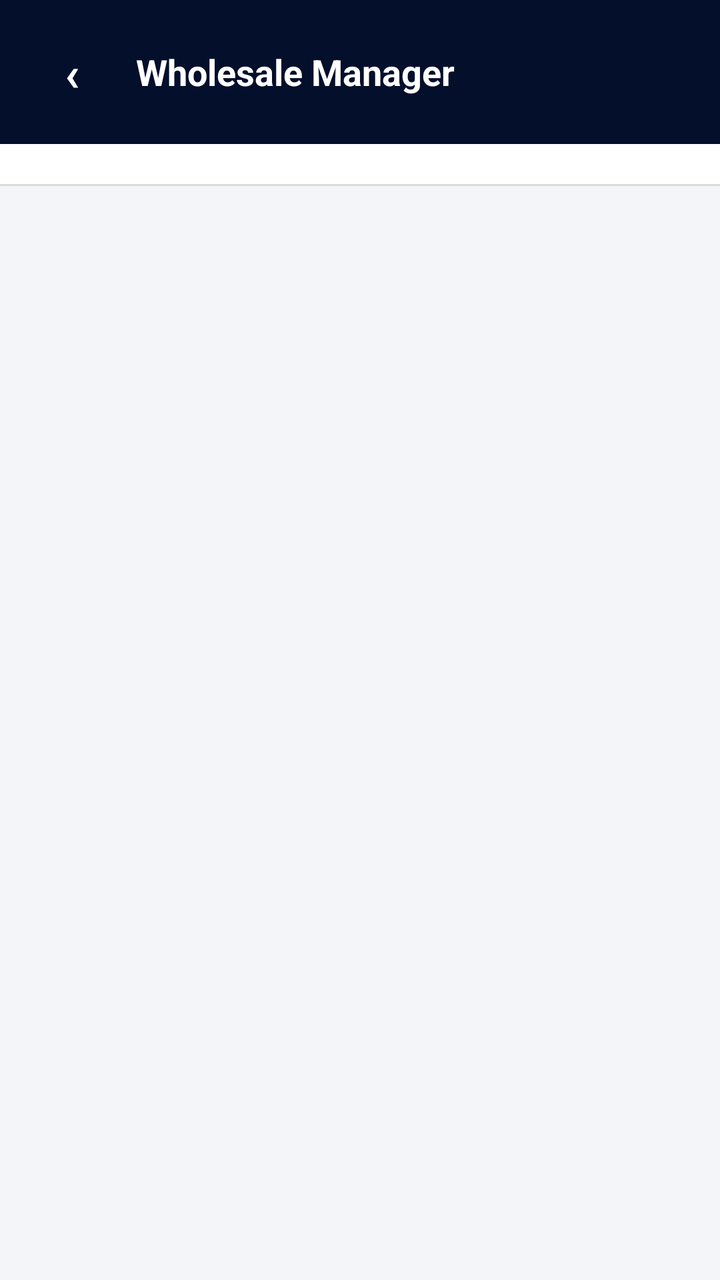
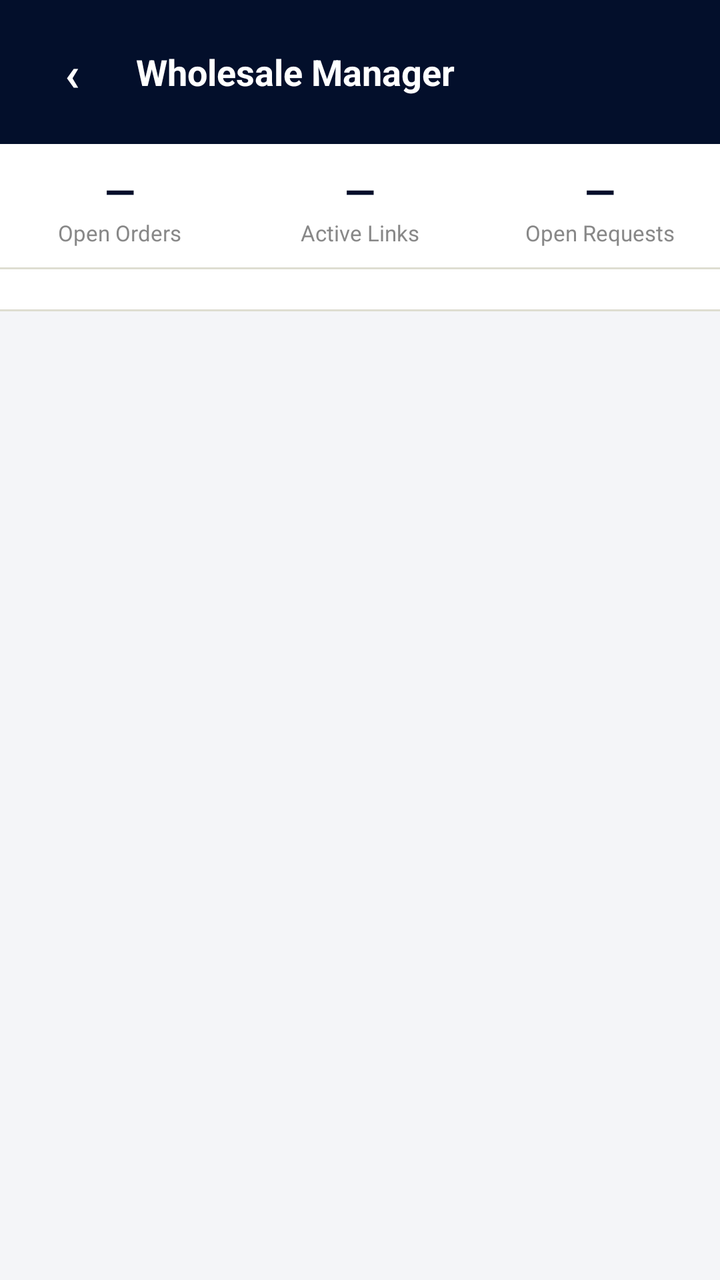

The first picture is an Android layout as it rendered before a commit; the second is the same layout after the commit. The layout source and the unified diff follow.
<!-- AndroidManifest.xml: activity theme Theme.LiquorBeeWholesale -->
<!-- res/layout/activity_wholesale_manager.xml -->
<?xml version="1.0" encoding="utf-8"?>
<LinearLayout xmlns:android="http://schemas.android.com/apk/res/android"
    android:layout_width="match_parent"
    android:layout_height="match_parent"
    android:orientation="vertical"
    android:background="@color/screen_background">

    <LinearLayout
        android:layout_width="match_parent"
        android:layout_height="wrap_content"
        android:orientation="horizontal"
        android:gravity="center_vertical"
        android:background="@color/purple_primary"
        android:padding="12dp">
        <TextView
            android:id="@+id/textBack"
            android:layout_width="wrap_content"
            android:layout_height="wrap_content"
            android:minWidth="48dp"
            android:minHeight="48dp"
            android:gravity="center"
            android:text="&#8249;"
            android:textColor="@color/white"
            android:textStyle="bold"
            android:textSize="24sp"
            android:clickable="true"
            android:focusable="true" />
        <TextView
            android:layout_width="0dp"
            android:layout_height="wrap_content"
            android:layout_weight="1"
            android:text="Wholesale Manager"
            android:textStyle="bold"
            android:textSize="18sp"
            android:textColor="@color/white"
            android:layout_marginStart="8dp" />
    </LinearLayout>

    <HorizontalScrollView
        android:layout_width="match_parent"
        android:layout_height="wrap_content"
        android:background="@color/white"
        android:scrollbars="none">
        <LinearLayout
            android:id="@+id/tabRow"
            android:layout_width="wrap_content"
            android:layout_height="wrap_content"
            android:orientation="horizontal"
            android:padding="10dp" />
    </HorizontalScrollView>

    <View
        android:layout_width="match_parent"
        android:layout_height="1dp"
        android:background="#DEDDD1" />

    <FrameLayout
        android:id="@+id/fragmentContainer"
        android:layout_width="match_parent"
        android:layout_height="0dp"
        android:layout_weight="1" />

</LinearLayout>
<!-- resources referenced by this layout -->
<resources>
  <color name="purple_primary">#030F2B</color>
  <color name="screen_background">#F4F5F8</color>
  <color name="white">#FFFFFFFF</color>
  <style name="Theme.LiquorBeeWholesale" parent="Theme.MaterialComponents.DayNight.NoActionBar">
          <item name="colorPrimary">@color/purple_primary</item>
          <item name="colorPrimaryDark">@color/purple_dark</item>
          <item name="colorAccent">@color/purple_primary</item>
          <item name="android:statusBarColor" tools:targetApi="l">@color/purple_dark</item>
      </style>
  <color name="purple_dark">#020A20</color>
</resources>

<!-- the commit's change to res/layout/activity_wholesale_manager.xml (unified diff, before → after) -->
@@ -36,6 +36,82 @@
             android:layout_marginStart="8dp" />
     </LinearLayout>
 
+    <LinearLayout
+        android:layout_width="match_parent"
+        android:layout_height="wrap_content"
+        android:orientation="horizontal"
+        android:background="@color/white"
+        android:paddingVertical="10dp">
+        <LinearLayout
+            android:layout_width="0dp"
+            android:layout_height="wrap_content"
+            android:layout_weight="1"
+            android:orientation="vertical"
+            android:gravity="center">
+            <TextView
+                android:id="@+id/textStatOpenOrders"
+                android:layout_width="wrap_content"
+                android:layout_height="wrap_content"
+                android:text="—"
+                android:textStyle="bold"
+                android:textSize="20sp"
+                android:textColor="@color/purple_primary" />
+            <TextView
+                android:layout_width="wrap_content"
+                android:layout_height="wrap_content"
+                android:text="Open Orders"
+                android:textSize="11sp"
+                android:textColor="#888888" />
+        </LinearLayout>
+        <LinearLayout
+            android:layout_width="0dp"
+            android:layout_height="wrap_content"
+            android:layout_weight="1"
+            android:orientation="vertical"
+            android:gravity="center">
+            <TextView
+                android:id="@+id/textStatActiveLinks"
+                android:layout_width="wrap_content"
+                android:layout_height="wrap_content"
+                android:text="—"
+                android:textStyle="bold"
+                android:textSize="20sp"
+                android:textColor="@color/purple_primary" />
+            <TextView
+                android:layout_width="wrap_content"
+                android:layout_height="wrap_content"
+                android:text="Active Links"
+                android:textSize="11sp"
+                android:textColor="#888888" />
+        </LinearLayout>
+        <LinearLayout
+            android:layout_width="0dp"
+            android:layout_height="wrap_content"
+            android:layout_weight="1"
+            android:orientation="vertical"
+            android:gravity="center">
+            <TextView
+                android:id="@+id/textStatOpenRequests"
+                android:layout_width="wrap_content"
+                android:layout_height="wrap_content"
+                android:text="—"
+                android:textStyle="bold"
+                android:textSize="20sp"
+                android:textColor="@color/purple_primary" />
+            <TextView
+                android:layout_width="wrap_content"
+                android:layout_height="wrap_content"
+                android:text="Open Requests"
+                android:textSize="11sp"
+                android:textColor="#888888" />
+        </LinearLayout>
+    </LinearLayout>
+
+    <View
+        android:layout_width="match_parent"
+        android:layout_height="1dp"
+        android:background="#DEDDD1" />
+
     <HorizontalScrollView
         android:layout_width="match_parent"
         android:layout_height="wrap_content"
